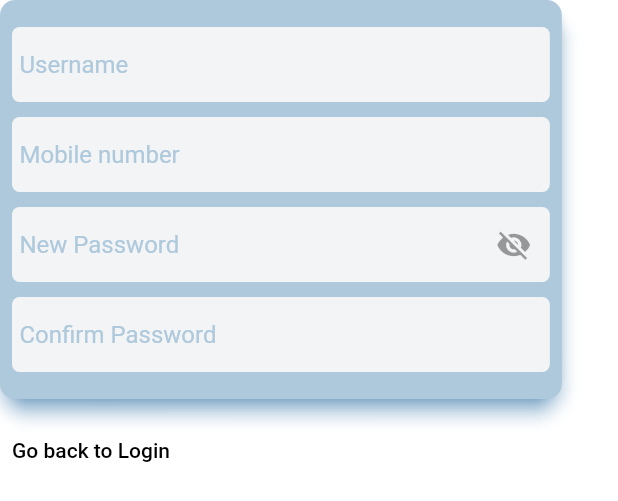
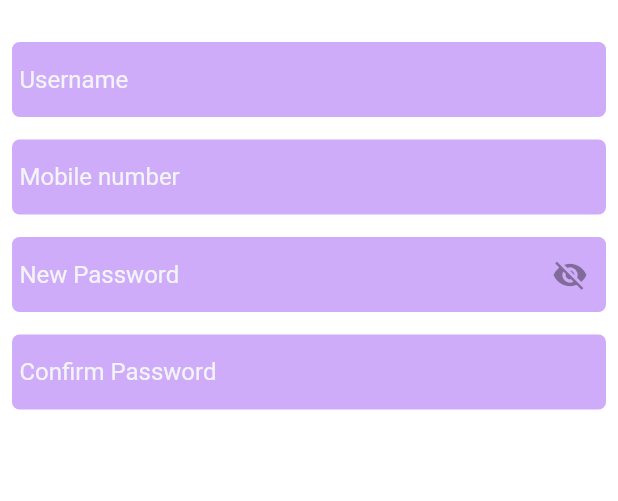
Before and after one commit to Abh1navAbhinav/MovieTicketBooking, a Flutter app: the CreateNewAccount widget shown alone on an empty page, opened directly, on a phone screen of 412 x 824 dp. Shown: the top 501 px of the screen. Run offline on Flutter 3.47's test engine with Material 2 defaults, Android fonts, the phone set to English and light mode, and no system bars; our stand-ins replace carousel_slider, get, google_fonts, pinput.

Commit message:
Login page ui color change grape and customize many things

```diff
--- a/lib/home/view/home_page.dart
+++ b/lib/home/view/home_page.dart
@@ -15,13 +15,13 @@ class HomePage extends GetView<HomeController> {
         return controller.carouselItemImage.shuffle();
       },
       child: Scaffold(
-        backgroundColor: kColor2,
+        backgroundColor: kColor10,
         body: CustomScrollView(
           slivers: [
             SliverAppBar(
               automaticallyImplyLeading: false,
               expandedHeight: 202,
-              backgroundColor: kColor1,
+              backgroundColor: kColor10,
               floating: true,
               shadowColor: Colors.blue,
               pinned: false,
--- a/lib/login/controllers/login_controller.dart
+++ b/lib/login/controllers/login_controller.dart
@@ -47,7 +47,7 @@ class LoginController extends GetxController {
 
   //colors
 
-  Rx<Color> loginButtonColor = kColor2.obs;
+  Rx<Color> loginButtonColor = kColor40.obs;
 
   //functions
 
@@ -60,7 +60,7 @@ class LoginController extends GetxController {
       );
 
       isOTpRegistration.value = false;
-      loginButtonColor.value = kColor2;
+      loginButtonColor.value = kColor40;
     } else {
       loginButtonColor.value = Colors.red;
     }
--- a/lib/login/view/widgets/create_new_account.dart
+++ b/lib/login/view/widgets/create_new_account.dart
@@ -14,18 +14,7 @@ class CreateNewAccount extends GetView<LoginController> {
       child: Column(
         crossAxisAlignment: CrossAxisAlignment.start,
         children: [
-          Material(
-            elevation: 5,
-            borderRadius: BorderRadius.circular(20),
-            shadowColor: Colors.blue,
-            child: Container(
-              // height: 300,
-              width: MediaQuery.of(context).size.width / 1.1,
-              decoration: BoxDecoration(
-                borderRadius: BorderRadius.circular(10),
-                color: kColor2,
-              ),
-              child: Padding(
+          Padding(
             padding: const EdgeInsets.all(8.0),
             child: Form(
               key: controller.signupFormkey,
@@ -33,16 +22,15 @@ class CreateNewAccount extends GetView<LoginController> {
                 mainAxisAlignment: MainAxisAlignment.spaceEvenly,
                 children: [
                   const SizedBox(
-                        height: 10,
+                    height: 20,
                   ),
                   LoginTextFormField(
-                        textEditingController:
-                            controller.signUpUsernameController,
+                    textEditingController: controller.signUpUsernameController,
                     hintText: 'Username',
                     keyboardType: TextInputType.name,
                     obscureText: false,
-                        containerColor: kColor1,
-                        textColor: kColor2,
+                    containerColor: kColor30,
+                    textColor: const Color.fromARGB(255, 242, 244, 246),
                     validator: (value) {
                       if (value == null || value.isEmpty) {
                         return 'Username is required';
@@ -58,20 +46,19 @@ class CreateNewAccount extends GetView<LoginController> {
                     },
                   ),
                   const SizedBox(
-                        height: 10,
+                    height: 15,
                   ),
                   LoginTextFormField(
                     focusNode: controller.mobileTextfieldFocusNode,
-                        textEditingController:
-                            controller.signUPMobileController,
+                    textEditingController: controller.signUPMobileController,
                     hintText: 'Mobile number',
                     keyboardType: TextInputType.phone,
                     textInputFormatter: [
                       FilteringTextInputFormatter.digitsOnly
                     ],
                     obscureText: false,
-                        containerColor: kColor1,
-                        textColor: kColor2,
+                    containerColor: kColor30,
+                    textColor: const Color.fromARGB(255, 242, 244, 246),
                     validator: (value) {
                       if (value == null || value.isEmpty) {
                         return 'Mobile is required';
@@ -83,7 +70,7 @@ class CreateNewAccount extends GetView<LoginController> {
                     },
                   ),
                   const SizedBox(
-                        height: 10,
+                    height: 15,
                   ),
                   Obx(
                     () => LoginTextFormField(
@@ -91,10 +78,9 @@ class CreateNewAccount extends GetView<LoginController> {
                           controller.signUpPasswordController,
                       hintText: 'New Password',
                       keyboardType: TextInputType.visiblePassword,
-                          obscureText:
-                              !controller.isPasswordVisibleSignin.value,
-                          containerColor: kColor1,
-                          textColor: kColor2,
+                      obscureText: !controller.isPasswordVisibleSignin.value,
+                      containerColor: kColor30,
+                      textColor: const Color.fromARGB(255, 242, 244, 246),
                       isPasswordField: IconButton(
                         onPressed: () {
                           controller.isPasswordVisibleSignin.value =
@@ -121,52 +107,28 @@ class CreateNewAccount extends GetView<LoginController> {
                     ),
                   ),
                   const SizedBox(
-                        height: 10,
+                    height: 15,
                   ),
                   LoginTextFormField(
-                        textEditingController:
-                            controller.signUpConfirmController,
+                    textEditingController: controller.signUpConfirmController,
                     hintText: 'Confirm Password',
                     keyboardType: TextInputType.visiblePassword,
                     obscureText: true,
-                        containerColor: kColor1,
-                        textColor: kColor2,
+                    containerColor: kColor30,
+                    textColor: const Color.fromARGB(255, 242, 244, 246),
                     validator: (value) {
                       if (value == null || value.isEmpty) {
                         return 'Confirm password is required';
                       }
-                          if (value !=
-                              controller.signUpPasswordController.text) {
+                      if (value != controller.signUpPasswordController.text) {
                         return 'Password does not match';
                       }
                       return null;
                     },
                   ),
-                      const SizedBox(
-                        height: 10,
-                      ),
                 ],
               ),
             ),
-              ),
-            ),
-          ),
-          const SizedBox(
-            height: 10,
-          ),
-          TextButton(
-            onPressed: () {
-              controller.isCreatedNewAccount.value = false;
-              controller.loginButtonColor.value = kColor2;
-              // controller.buttonValue.value = 'Login';
-            },
-            child: Text(
-              'Go back to Login',
-              style: ktextStyle,
-            ),
-          ),
-          const SizedBox(
-            height: 10,
           ),
         ],
       ),
--- a/lib/login/view/widgets/otp_registration.dart
+++ b/lib/login/view/widgets/otp_registration.dart
@@ -30,7 +30,7 @@ class OtpRegistration extends GetView<LoginController> {
               width: MediaQuery.of(context).size.width / 1.1,
               decoration: BoxDecoration(
                 borderRadius: BorderRadius.circular(10),
-                color: kColor2,
+                color: kColor30,
               ),
               child: Column(
                 mainAxisAlignment: MainAxisAlignment.spaceAround,
@@ -96,7 +96,7 @@ class OtpRegistration extends GetView<LoginController> {
               TextButton(
                 onPressed: () async {
                   controller.isOTpRegistration.value = true;
-                  controller.loginButtonColor.value = kColor2;
+                  controller.loginButtonColor.value = kColor40;
                   await Future.delayed(
                     const Duration(milliseconds: 500),
                   );
--- a/lib/login/view/widgets/social_media_icon.dart
+++ b/lib/login/view/widgets/social_media_icon.dart
@@ -1,5 +1,4 @@
 import 'package:flutter/material.dart';
-import 'package:ticket_booking/main.dart';
 
 class SocialMediaIcon extends StatelessWidget {
   const SocialMediaIcon({
@@ -17,7 +16,7 @@ class SocialMediaIcon extends StatelessWidget {
       child: Container(
         decoration: BoxDecoration(
           borderRadius: BorderRadius.circular(5),
-          color: kColor2,
+          color: const Color.fromARGB(255, 242, 244, 246),
         ),
         width: 40,
         height: 40,
--- a/lib/main.dart
+++ b/lib/main.dart
@@ -33,14 +33,18 @@ class MyApp extends StatelessWidget {
 //Global Constant Values
 
 //Color
-Color kColor1 = const Color.fromARGB(255, 242, 244, 246);
-Color kColor2 = const Color.fromARGB(255, 175, 201, 220);
+// Color kColor1 = const Color.fromARGB(255, 242, 244, 246);
+// Color kColor2 = const Color.fromARGB(255, 175, 201, 220);
+Color kColor40 = const Color.fromARGB(255, 172, 142, 248);
+Color kColor30 = const Color.fromARGB(255, 207, 172, 249);
+Color kColor20 = const Color.fromARGB(255, 231, 212, 250);
+Color kColor10 = const Color.fromARGB(255, 247, 229, 253);
 
 //TextStyle
 TextStyle kButtonTextStyle = GoogleFonts.roboto(
   fontWeight: FontWeight.bold,
   fontSize: 25,
-  color: kColor1,
+  color: const Color.fromARGB(255, 242, 244, 246),
 );
 TextStyle ktextStyle = GoogleFonts.roboto(
   color: Colors.black,
```
Also changed, not shown: lib/login/view/login.dart (+47 -6 lines), lib/login/view/widgets/createnewaccount.dart (added, +44 -0 lines), lib/login/view/widgets/login_account.dart (+4 -4 lines), lib/login/view/widgets/login_text.dart (added, +60 -0 lines), lib/login/view/widgets/signupbutton.dart (deleted, +0 -43 lines). Lines whose indentation alone changed are shown as unchanged.
